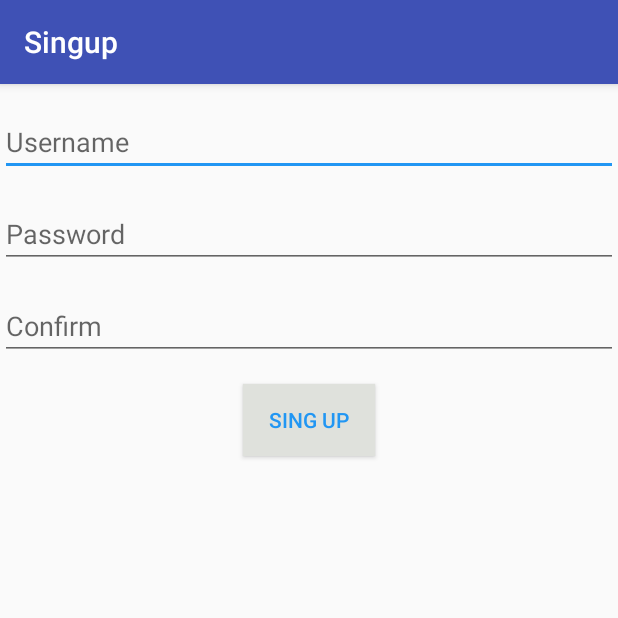
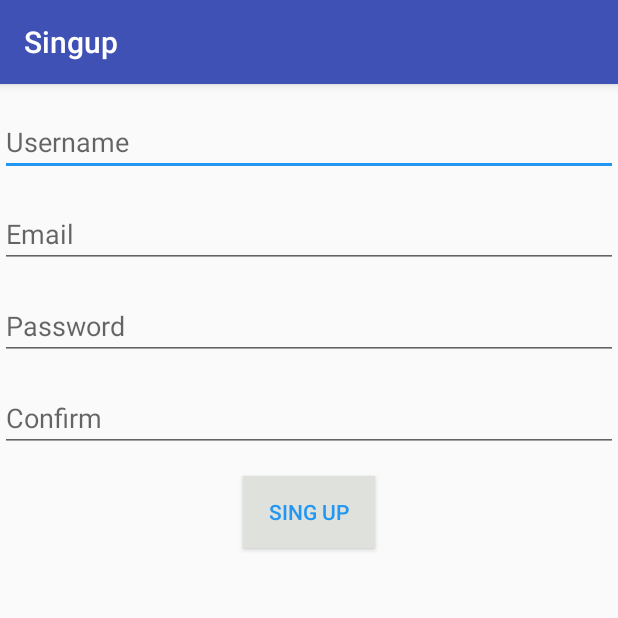
Before and after one commit to extremeFunk/WakeApp, an Android app: the SingupActivity screen opened directly, with no data from a screen before it, on a phone screen of 412 x 824 dp, the top half of it. Run offline under Robolectric (Android 15) with nearby library versions, the phone set to English and light mode, and no system bars.

Commit message:
adding android email views

```diff
--- a/android/src/main/java/io/rainrobot/wake/android/configuration/AndroidViewFactory.java
+++ b/android/src/main/java/io/rainrobot/wake/android/configuration/AndroidViewFactory.java
@@ -1,7 +1,7 @@
 package io.rainrobot.wake.android.configuration;
 
 import io.rainrobot.wake.android.view.AndroidEnterNewPasswordView;
-import io.rainrobot.wake.android.view.enterEmailView;
+import io.rainrobot.wake.android.view.AndroidEnterEmailView;
 import io.rainrobot.wake.app.IViewFactory;
 import io.rainrobot.wake.view.*;
 import io.rainrobot.wake.android.textbox.AndroidTextBoxView;
@@ -18,7 +18,7 @@ import io.rainrobot.wake.android.view.singup.AndroidSingupView;
 
 public class AndroidViewFactory implements IViewFactory {
 
-    private enterEmailView enterEmail;
+    private AndroidEnterEmailView enterEmail;
     private LoginView loginView;
     private TextBoxView textBoxView;
     private SingupView singupView;
@@ -46,7 +46,7 @@ public class AndroidViewFactory implements IViewFactory {
         deviceEventsView = new AndroidDeviceEventsView(contextMgr);
         isNewDeviceView = new IsNewDeviceImp(contextMgr);
         enterNewPassord = new AndroidEnterNewPasswordView(contextMgr);
-        enterEmail = new enterEmailView(contextMgr);
+        enterEmail = new AndroidEnterEmailView(contextMgr);
     }
 
     @Override
--- a/android/src/main/java/io/rainrobot/wake/android/configuration/WakeActivity.java
+++ b/android/src/main/java/io/rainrobot/wake/android/configuration/WakeActivity.java
@@ -3,8 +3,7 @@ package io.rainrobot.wake.android.configuration;
 import android.app.AlertDialog;
 import android.os.Bundle;
 import android.support.annotation.Nullable;
-import android.support.v7.app.AppCompatActivity;
-
+import androidx.appcompat.app.AppCompatActivity;
 import io.rainrobot.wake.android.activities.R;
 
 
--- a/android/src/main/java/io/rainrobot/wake/android/view/login/AndroidLoginView.java
+++ b/android/src/main/java/io/rainrobot/wake/android/view/login/AndroidLoginView.java
@@ -23,7 +23,7 @@ public class AndroidLoginView extends AndroidView<LoginActivity, LoginController
 
 	@Override
 	public void setLoginCommand(Command command) {
-		Button btn = activity.findViewById((R.id.LoginBtnLogin));
+		Button btn = activity.findViewById((R.id.enterNewPasswordSendBtn));
 		btn.setOnClickListener(new View.OnClickListener() {
 			@Override
 			public void onClick(View v) {
@@ -51,7 +51,7 @@ public class AndroidLoginView extends AndroidView<LoginActivity, LoginController
 
 	@Override
 	public void setSingupCommand(Command command) {
-		Button btn = activity.findViewById((R.id.LoginBtnSingup));
+		Button btn = activity.findViewById((R.id.enterNewPasswordGoBackBtn));
 		btn.setOnClickListener(new View.OnClickListener() {
 			@Override
 			public void onClick(View v) {
--- a/android/src/main/java/io/rainrobot/wake/android/view/singup/AndroidSingupView.java
+++ b/android/src/main/java/io/rainrobot/wake/android/view/singup/AndroidSingupView.java
@@ -28,7 +28,9 @@ public class AndroidSingupView extends AndroidView<SingupActivity, SingupControl
 
     @Override
     public String getEmailField() {
-        return null;
+        return ((EditText)activity.findViewById(R.id.singEmail))
+                .getText()
+                .toString();
     }
 
     @Override
--- a/android/src/main/res/layout/activity_singup.xml
+++ b/android/src/main/res/layout/activity_singup.xml
@@ -1,12 +1,56 @@
 <?xml version="1.0" encoding="utf-8"?>
-<android.support.design.widget.CoordinatorLayout xmlns:android="http://schemas.android.com/apk/res/android"
-    xmlns:app="http://schemas.android.com/apk/res-auto"
-    xmlns:tools="http://schemas.android.com/tools"
-    android:layout_width="match_parent"
-    android:layout_height="match_parent"
-    tools:activity="io.rainrobot.wake.android.activities.SingupActivity">
+<LinearLayout
+        xmlns:android="http://schemas.android.com/apk/res/android" xmlns:tools="http://schemas.android.com/tools"
+        android:layout_width="match_parent"
+        android:layout_height="match_parent"
+        android:gravity="center_horizontal"
+        android:orientation="vertical" tools:showIn="@layout/content_singup">
 
+    <EditText
+            android:id="@+id/singUsername"
+            android:layout_marginTop="16dp"
+            android:layout_width="match_parent"
+            android:layout_height="wrap_content"
+            android:ems="10"
+            android:hint="Username"
+            android:inputType="text"/>
 
-    <include layout="@layout/content_singup" />
+    <EditText
+            android:id="@+id/singEmail"
+            android:layout_marginTop="16dp"
+            android:layout_width="match_parent"
+            android:layout_height="wrap_content"
+            android:ems="10"
+            android:hint="Email"
+            android:inputType="text"/>
+    <EditText
+            android:id="@+id/singPassword"
+            android:layout_marginTop="16dp"
+            android:layout_width="match_parent"
+            android:layout_height="wrap_content"
+            android:ems="10"
+            android:hint="Password"
+            android:inputType="textPassword"/>
 
-</android.support.design.widget.CoordinatorLayout>
+    <EditText
+            android:id="@+id/singConfirm"
+            android:layout_marginTop="16dp"
+            android:layout_width="match_parent"
+            android:layout_height="wrap_content"
+            android:ems="10"
+            android:hint="Confirm"
+            android:inputType="textPassword"/>
+
+    <Button
+            android:id="@+id/singButton"
+            android:layout_marginTop="16dp"
+            android:layout_width="wrap_content"
+            android:layout_height="wrap_content"
+            android:text="Sing up"/>
+
+    <TextView
+            android:id="@+id/singMsg"
+            android:layout_width="match_parent"
+            android:layout_height="wrap_content"/>
+
+</LinearLayout>
--- a/android/src/main/res/layout/content_singup.xml
+++ /dev/null
@@ -1,59 +0,0 @@
-<?xml version="1.0" encoding="utf-8"?>
-<android.support.constraint.ConstraintLayout xmlns:android="http://schemas.android.com/apk/res/android"
-    xmlns:app="http://schemas.android.com/apk/res-auto"
-    xmlns:tools="http://schemas.android.com/tools"
-    android:layout_width="match_parent"
-    android:layout_height="match_parent"
-    app:layout_behavior="@string/appbar_scrolling_view_behavior"
-    tools:activity="io.rainrobot.wake.android.activities.SingupActivity"
-    tools:showIn="@layout/activity_singup">
-
-
-    <LinearLayout
-        android:layout_width="match_parent"
-        android:layout_height="match_parent"
-        android:gravity="center_horizontal"
-        android:orientation="vertical">
-
-        <EditText
-            android:id="@+id/singUsername"
-            android:layout_marginTop="16dp"
-            android:layout_width="match_parent"
-            android:layout_height="wrap_content"
-            android:ems="10"
-            android:hint="Username"
-            android:inputType="text" />
-
-        <EditText
-            android:id="@+id/singPassword"
-            android:layout_marginTop="16dp"
-            android:layout_width="match_parent"
-            android:layout_height="wrap_content"
-            android:ems="10"
-            android:hint="Password"
-            android:inputType="textPassword" />
-
-        <EditText
-            android:id="@+id/singConfirm"
-            android:layout_marginTop="16dp"
-            android:layout_width="match_parent"
-            android:layout_height="wrap_content"
-            android:ems="10"
-            android:hint="Confirm"
-            android:inputType="textPassword" />
-
-        <Button
-            android:id="@+id/singButton"
-            android:layout_marginTop="16dp"
-            android:layout_width="wrap_content"
-            android:layout_height="wrap_content"
-            android:text="Sing up" />
-
-        <TextView
-            android:id="@+id/singMsg"
-            android:layout_width="match_parent"
-            android:layout_height="wrap_content" />
-
-    </LinearLayout>
-
-</android.support.constraint.ConstraintLayout>
--- a/android/src/main/res/values/styles.xml
+++ b/android/src/main/res/values/styles.xml
@@ -14,7 +14,7 @@
         <item name="android:statusBarColor">?android:attr/colorPrimaryDark</item>
     </style>
 
-    <style name="AppTheme.ActionBar" parent="Widget.AppCompat.ActionBar">
+    <style name="AppTheme.ActionBar" parent="Widget.AppCompat.ActionBar.Solid">
         <item name="background">@color/colorIcon</item>
         <item name="android:textColor">@color/colorPrimary</item>
     </style>
--- a/build.gradle
+++ b/build.gradle
@@ -0,0 +1,3 @@
+allprojects {
+    repositories { mavenCentral() }
+}
```
Also changed, not shown: android/build.gradle (+5 -7 lines), android/src/main/java/io/rainrobot/wake/android/view/AndroidEnterEmailView.java (added, +29 -0 lines), android/src/main/java/io/rainrobot/wake/android/view/AndroidEnterNewPasswordView.java (+13 -4 lines), android/src/main/java/io/rainrobot/wake/android/view/enterEmailView.java (deleted, +0 -28 lines), android/src/main/res/layout/activity_enter_email.xml (+30 -8 lines), android/src/main/res/layout/activity_enter_new_password.xml (+41 -14 lines), android/src/main/res/layout/activity_login.xml (+6 -6 lines), 8 other files.
